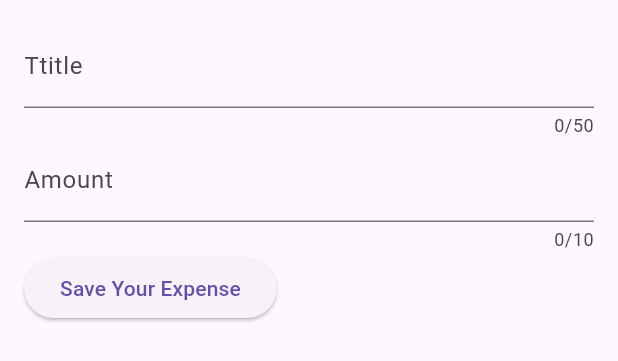
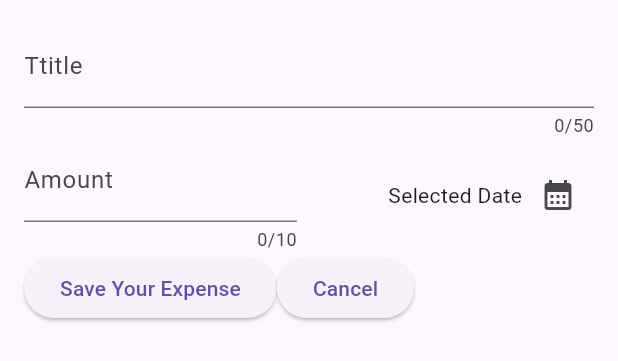
Before and after one commit to Jadenmcko/jaden_expensetracker_march24, a Flutter app: the Newexpense widget shown alone on an empty page, opened directly, after a tap on "Save Your Expense", on a phone screen of 412 x 824 dp. Shown: the top 361 px of the screen. Run offline on Flutter 3.47's test engine with Material 3 defaults, Android fonts, the phone set to English and light mode, and no system bars.

Commit message:
we added a date picker to the model. April 7th

```diff
--- a/lib/widgets/newExpense.dart
+++ b/lib/widgets/newExpense.dart
@@ -1,6 +1,7 @@
 import 'package:flutter/material.dart';
 import 'package:flutter/widgets.dart';
-
+import 'package:intl/intl.dart';
+final formatter = DateFormat.yMd();
 class Newexpense extends StatefulWidget{
   const Newexpense({super.key});
   State<Newexpense> createState(){
@@ -10,6 +11,22 @@ class Newexpense extends StatefulWidget{
 class _NewexpenseState extends State<Newexpense>{
   final _titleController = TextEditingController();
   final _amountController = TextEditingController();
+  DateTime? _selectedDate;
+  void _presentDatePicker() async{
+    final now = DateTime.now();
+    final firstDate = DateTime(now.year -1, now.month, now.day);
+    final pickedDate = await showDatePicker(context: context, initialDate: now, firstDate: firstDate, lastDate: now);
+    print(_selectedDate);
+    setState(() {
+      _selectedDate = pickedDate;
+    });
+  }
+  @override
+  void dispose(){
+    _titleController.dispose();
+    _amountController.dispose();
+    super.dispose();
+  }
   @override
   Widget build(BuildContext context) {
     // TODO: implement build
@@ -21,12 +38,34 @@ class _NewexpenseState extends State<Newexpense>{
         ),
 
           // amount field
-          TextField(controller: _amountController,
-          maxLength: 10, keyboardType: TextInputType.number, decoration: InputDecoration(
-            prefixText: '\$', label: Text("Amount")),),
+          Row(
+            children: [
+              Expanded(
+                child: TextField(controller: _amountController,
+                maxLength: 10, keyboardType: TextInputType.number, decoration: InputDecoration(
+                  prefixText: '\$', label: Text("Amount")),),
+              ),
+              SizedBox(width: 16),
+              Expanded(child: Row(
+                mainAxisAlignment: MainAxisAlignment.end,
+                crossAxisAlignment: CrossAxisAlignment.center,
+                children: [
+                // const Text("Select the Date"),
+                Text( _selectedDate == null ? "Selected Date": formatter.format(_selectedDate!)),
+                IconButton(onPressed: _presentDatePicker, icon: const Icon(Icons.calendar_month))
+              ],))
+            ],
+          ),
 
-        Row(children: [ElevatedButton(onPressed: (){print(_titleController.text); print(_amountController);
-        }, child: Text("Save Your Expense"))],)
+        Row(children: [ElevatedButton(onPressed: (){
+          print(_titleController.text);
+          print(_amountController);
+        }, child: Text("Save Your Expense")),
+        ElevatedButton(onPressed: (){
+          // make a cancel button
+          Navigator.pop(context);
+        }, child: Text("Cancel"))
+        ],)
       ]),
     );
   }
```
